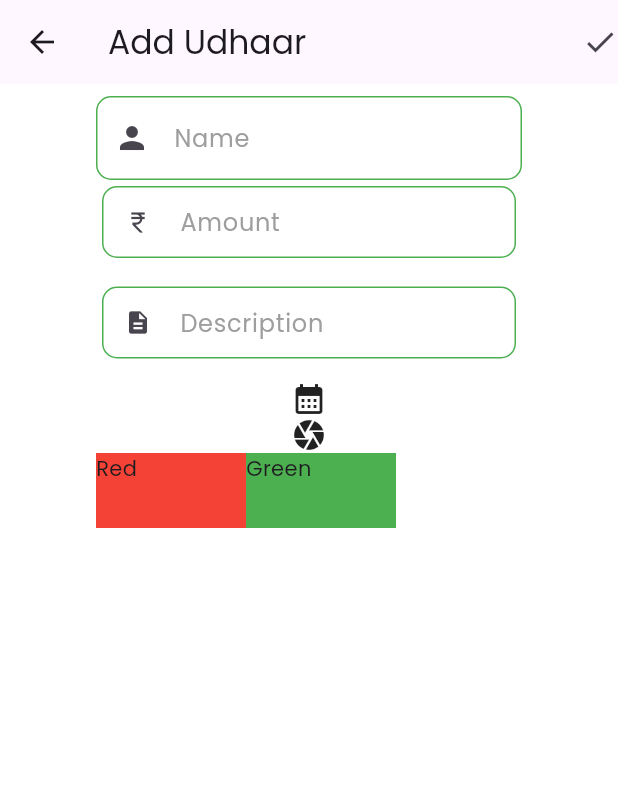
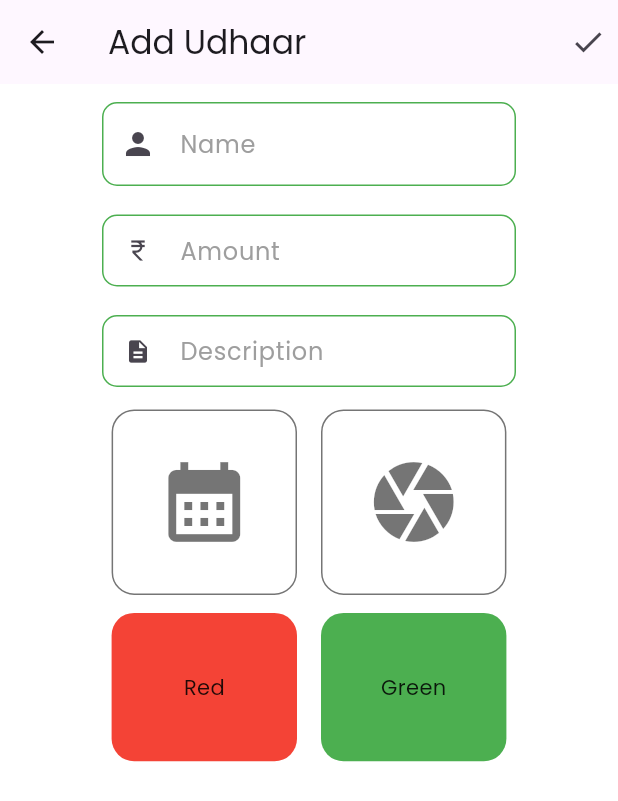
Before and after one commit to TheLameOne/udhaari, a Flutter app: the AddUdhaar screen opened directly, on a phone screen of 412 x 824 dp. Shown: the top 801 px of the screen. Run offline on Flutter 3.47's test engine with Material 3 defaults, Android fonts, the phone set to English and light mode, and no system bars; drawn by our look-alikes of searchfield; our stand-ins replace cloud_firestore, firebase_core, firebase_storage, fluttertoast, google_fonts, hexcolor and 2 more; missing offline and left inert: dart:ffi; accounts and stored records are empty.

Commit message:
styling for add udhaar

```diff
--- a/lib/screens/AddUdhaar.dart
+++ b/lib/screens/AddUdhaar.dart
@@ -111,7 +111,10 @@ class _AddUdhaarState extends State<AddUdhaar> {
                 successToast("Added Successfully", context);
                 Navigator.pop(context);
               },
-              child: Icon(Icons.check))
+              child: Padding(
+                padding: const EdgeInsets.only(right: 8.0),
+                child: Icon(Icons.check),
+              ))
         ],
       ),
       body: SingleChildScrollView(
@@ -131,32 +134,16 @@ class _AddUdhaarState extends State<AddUdhaar> {
               //       }),
               // ),
               Container(
-                // decoration: InputDecoration(
-                //   prefixIcon: Icon(prefixIcon),
-                //   isDense: true,
-                //   labelText: name,
-                //   counterText: "",
-                //   labelStyle: const TextStyle(color: Colors.grey),
-                //   border: const OutlineInputBorder(
-                //     borderSide: BorderSide(color: Colors.green),
-                //     borderRadius: BorderRadius.all(Radius.circular(10)),
-                //   ),
-                //   focusedBorder: const OutlineInputBorder(
-                //     borderSide: BorderSide(color: Colors.green),
-                //     borderRadius: BorderRadius.all(Radius.circular(10)),
-                //   ),
-                //   enabledBorder: const OutlineInputBorder(
-                //     borderSide: BorderSide(color: Colors.green),
-                //     borderRadius: BorderRadius.all(Radius.circular(10)),
-                //   ),
-                // ),
-
+                margin: const EdgeInsets.only(
+                    top: 4, left: 4, right: 4, bottom: 15),
                 child: SearchField<String>(
                   controller: nameFieldContoller,
                   onSubmit: (p0) {
                     name = p0;
                     print(name.toString());
                   },
+                  maxSuggestionsInViewPort: 3,
+                  itemHeight: 64,
                   searchInputDecoration: InputDecoration(
                     prefixIcon: Icon(Icons.person),
                     labelText: (name != null) ? "Name" : " ",
@@ -190,14 +177,18 @@ class _AddUdhaarState extends State<AddUdhaar> {
                               child: Row(
                                 children: [
                                   Container(
-                                    child: Icon(Icons.person),
+                                    child: Icon(
+                                      Icons.person,
+                                      color: Colors.black54,
+                                    ),
                                     width: 10,
                                   ),
-                                  SizedBox(width: 16),
+                                  SizedBox(width: 28),
                                   Text(
-                                    e,
+                                    e.toString().toCapitalized(),
                                     style: TextStyle(
                                         fontSize: 16,
+                                        color: Colors.black54,
                                         fontWeight: FontWeight.bold),
                                   ),
                                 ],
@@ -248,19 +239,34 @@ class _AddUdhaarState extends State<AddUdhaar> {
               // amount to text
 
               // red / green
+              Row(
+                mainAxisAlignment: MainAxisAlignment.center,
+                children: [
                   InkWell(
                       onTap: () => _selectDate(context),
-                  child: Icon(Icons.calendar_month)),
+                      child: Container(
+                          height: size.height * 0.15,
+                          width: size.width * 0.3,
+                          decoration: BoxDecoration(
+                              border: Border.all(color: Colors.black54),
+                              borderRadius: BorderRadius.circular(15)),
+                          child: Icon(
+                            Icons.calendar_month,
+                            size: 64,
+                            color: Colors.black54,
+                          ))),
+                  SizedBox(width: 16),
                   InkWell(
                     onTap: () async {
                       ImagePicker imagePicker = ImagePicker();
-                  XFile? file =
-                      await imagePicker.pickImage(source: ImageSource.gallery);
+                      XFile? file = await imagePicker.pickImage(
+                          source: ImageSource.gallery);
 
                       if (file != null) {
                         String id =
                             DateTime.now().millisecondsSinceEpoch.toString();
-                    Reference referenceRoot = FirebaseStorage.instance.ref();
+                        Reference referenceRoot =
+                            FirebaseStorage.instance.ref();
                         Reference referenceDirImages =
                             referenceRoot.child(phoneNumber.toString());
                         Reference referenceImageToUpload =
@@ -271,27 +277,54 @@ class _AddUdhaarState extends State<AddUdhaar> {
                         errorToast("Please Choose the File", context);
                       }
                     },
-                child: Icon(Icons.camera),
+                    child: Container(
+                      height: size.height * 0.15,
+                      width: size.width * 0.3,
+                      decoration: BoxDecoration(
+                          border: Border.all(color: Colors.black54),
+                          borderRadius: BorderRadius.circular(15)),
+                      child: Icon(
+                        Icons.camera,
+                        size: 64,
+                        color: Colors.black54,
                       ),
-
+                    ),
+                  ),
+                ],
+              ),
+              SizedBox(height: 12),
               Row(
+                mainAxisAlignment: MainAxisAlignment.center,
                 children: [
                   InkWell(
                     onTap: () {},
                     child: Container(
-                      decoration: BoxDecoration(color: Colors.red),
-                      height: 50,
-                      width: 100,
-                      child: Text("Red"),
+                      decoration: BoxDecoration(
+                          color: Colors.red,
+                          borderRadius: BorderRadius.circular(15)),
+                      height: size.height * 0.12,
+                      width: size.width * 0.3,
+                      child: Center(
+                          child: Text(
+                        "Red",
+                        style: TextStyle(color: Colors.black87),
+                      )),
                     ),
                   ),
+                  SizedBox(width: 16),
                   InkWell(
                     onTap: () {},
                     child: Container(
-                      decoration: BoxDecoration(color: Colors.green),
-                      height: 50,
-                      width: 100,
-                      child: Text("Green"),
+                      decoration: BoxDecoration(
+                          color: Colors.green,
+                          borderRadius: BorderRadius.circular(15)),
+                      height: size.height * 0.12,
+                      width: size.width * 0.3,
+                      child: Center(
+                          child: Text(
+                        "Green",
+                        style: TextStyle(color: Colors.black87),
+                      )),
                     ),
                   )
                 ],
```
Lines whose indentation alone changed are shown as unchanged.
